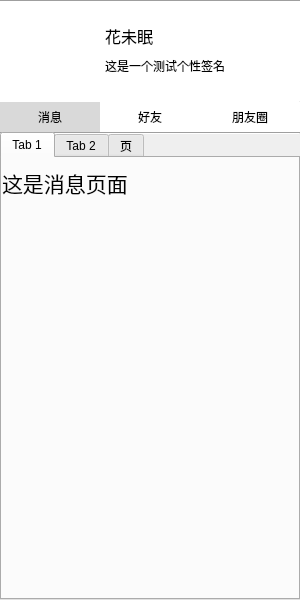
First picture: the form in view/MainWidget.ui, repository linhaojun857/cooper-im-client, before the edit.
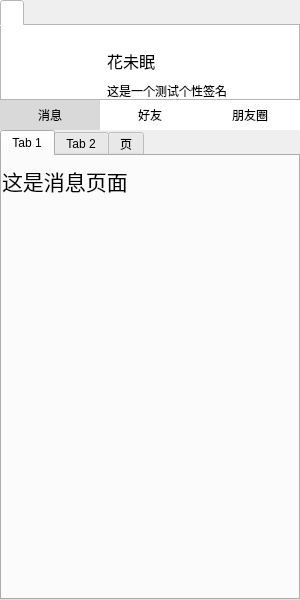
Second picture: the form after the edit. Icons and pictures are not drawn.

```diff
--- a/view/MainWidget.ui
+++ b/view/MainWidget.ui
@@ -13,18 +13,22 @@
   <property name="windowTitle">
    <string>MainWidget</string>
   </property>
-  <widget class="QWidget" name="m_infoWidget" native="true">
+  <widget class="QTabWidget" name="m_infoTabWidget">
    <property name="geometry">
     <rect>
      <x>0</x>
-     <y>1</y>
+     <y>0</y>
      <width>300</width>
-     <height>100</height>
+     <height>101</height>
     </rect>
    </property>
    <property name="styleSheet">
     <string notr="true">background-color: #ffffff;</string>
    </property>
+   <widget class="QWidget" name="tab" native="true">
+    <attribute name="title">
+     <string/>
+    </attribute>
    <widget class="QLabel" name="label">
     <property name="geometry">
      <rect>
@@ -88,27 +92,12 @@
     </property>
    </widget>
   </widget>
-  <widget class="Line" name="line1">
-   <property name="geometry">
-    <rect>
-     <x>0</x>
-     <y>101</y>
-     <width>300</width>
-     <height>1</height>
-    </rect>
-   </property>
-   <property name="styleSheet">
-    <string notr="true"/>
-   </property>
-   <property name="orientation">
-    <enum>Qt::Horizontal</enum>
-   </property>
   </widget>
   <widget class="QWidget" name="m_buttonWidget" native="true">
    <property name="geometry">
     <rect>
      <x>0</x>
-     <y>102</y>
+     <y>100</y>
      <width>300</width>
      <height>30</height>
     </rect>
@@ -176,45 +165,13 @@
     </property>
    </widget>
   </widget>
-  <widget class="Line" name="line0">
-   <property name="geometry">
-    <rect>
-     <x>0</x>
-     <y>0</y>
-     <width>300</width>
-     <height>2</height>
-    </rect>
-   </property>
-   <property name="styleSheet">
-    <string notr="true"/>
-   </property>
-   <property name="orientation">
-    <enum>Qt::Horizontal</enum>
-   </property>
-  </widget>
-  <widget class="Line" name="line2">
-   <property name="geometry">
-    <rect>
-     <x>0</x>
-     <y>132</y>
-     <width>300</width>
-     <height>2</height>
-    </rect>
-   </property>
-   <property name="styleSheet">
-    <string notr="true"/>
-   </property>
-   <property name="orientation">
-    <enum>Qt::Horizontal</enum>
-   </property>
-  </widget>
   <widget class="QTabWidget" name="m_listTabWidget">
    <property name="geometry">
     <rect>
      <x>0</x>
-     <y>132</y>
+     <y>130</y>
      <width>300</width>
-     <height>468</height>
+     <height>470</height>
     </rect>
    </property>
    <property name="currentIndex">
```
Lines whose indentation alone changed are shown as unchanged.
